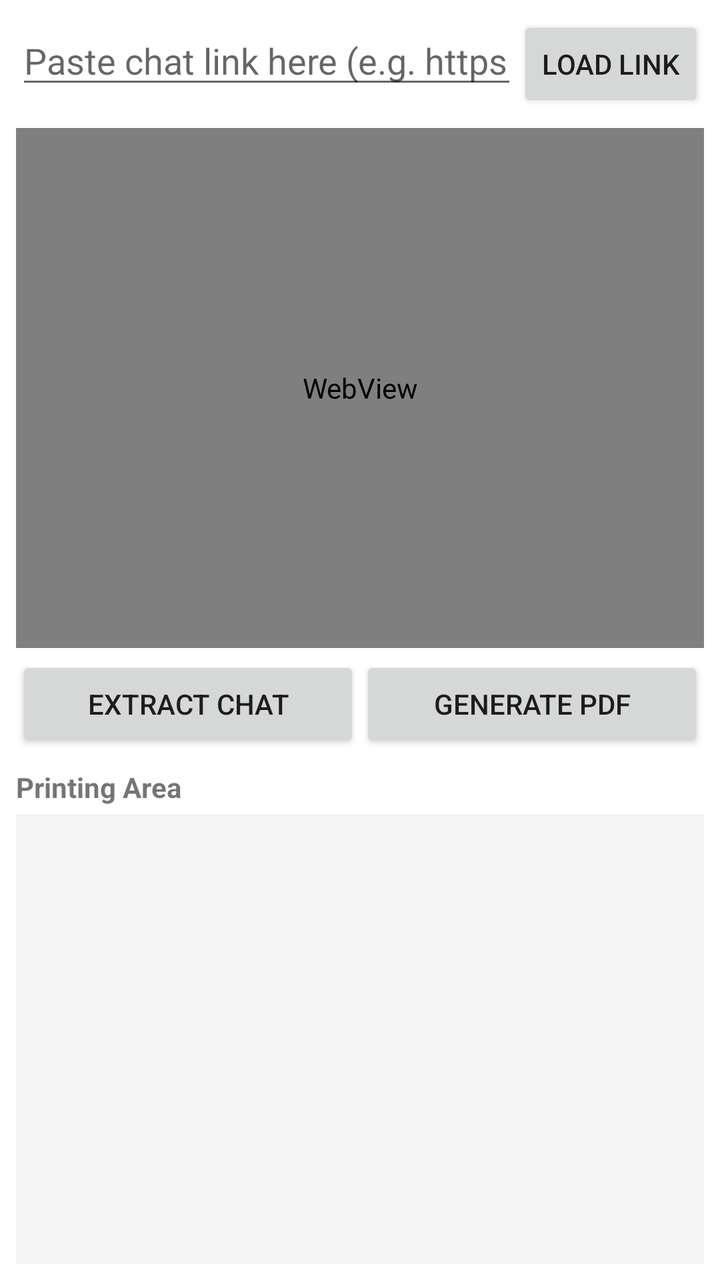
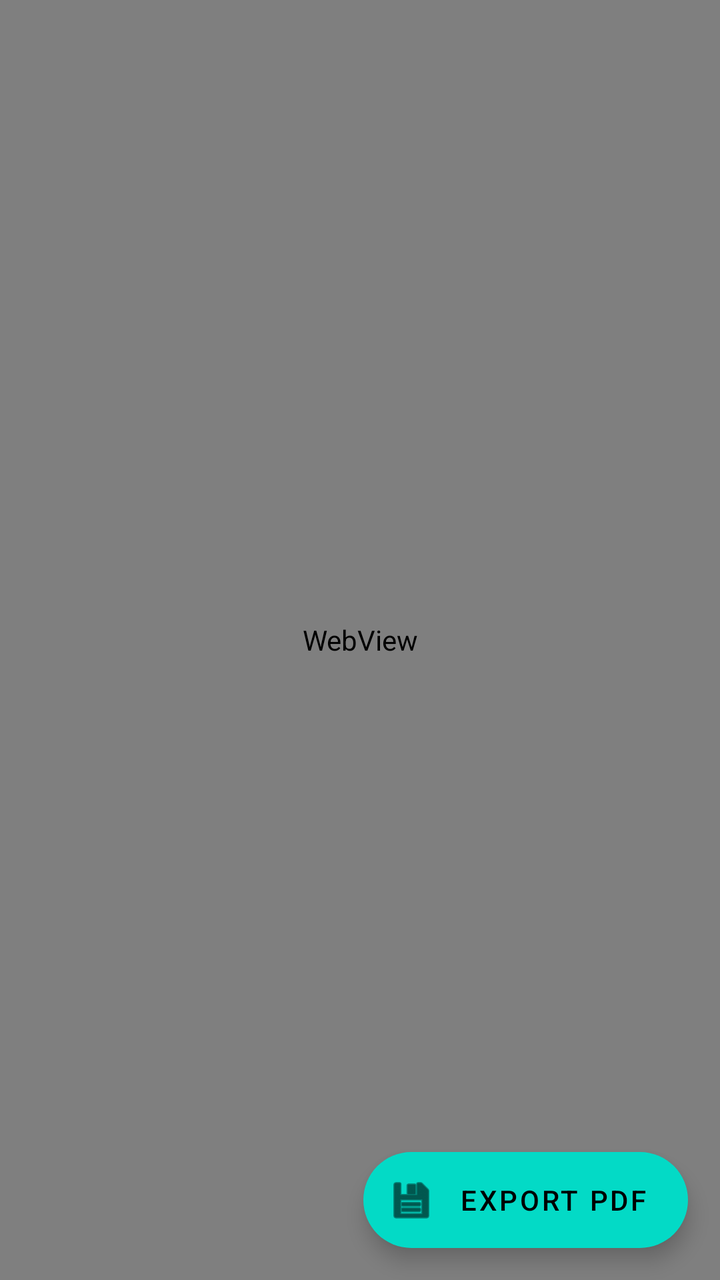

Before-and-after screenshots of an Android layout around one commit, followed by the original layout XML and the change that was made.
<!-- AndroidManifest.xml: application theme Theme.ChatToPdf -->
<!-- res/layout/activity_main.xml -->
<?xml version="1.0" encoding="utf-8"?>
<LinearLayout xmlns:android="http://schemas.android.com/apk/res/android"
    android:layout_width="match_parent"
    android:layout_height="match_parent"
    android:orientation="vertical"
    android:padding="8dp">

    <LinearLayout
        android:layout_width="match_parent"
        android:layout_height="wrap_content"
        android:orientation="horizontal"
        android:paddingBottom="4dp">

        <EditText
            android:id="@+id/etUrl"
            android:layout_width="0dp"
            android:layout_height="wrap_content"
            android:layout_weight="1"
            android:hint="@string/hint_url"
            android:inputType="textUri"
            android:maxLines="1" />

        <Button
            android:id="@+id/btnLoad"
            android:layout_width="wrap_content"
            android:layout_height="wrap_content"
            android:text="@string/btn_load" />
    </LinearLayout>

    <ProgressBar
        android:id="@+id/progressBar"
        style="?android:attr/progressBarStyleHorizontal"
        android:layout_width="match_parent"
        android:layout_height="wrap_content"
        android:indeterminate="true"
        android:visibility="gone" />

    <WebView
        android:id="@+id/webView"
        android:layout_width="match_parent"
        android:layout_height="260dp"
        android:layout_marginTop="4dp"
        android:layout_marginBottom="4dp" />

    <LinearLayout
        android:layout_width="match_parent"
        android:layout_height="wrap_content"
        android:orientation="horizontal"
        android:paddingBottom="4dp">

        <Button
            android:id="@+id/btnExtract"
            android:layout_width="0dp"
            android:layout_height="wrap_content"
            android:layout_weight="1"
            android:text="@string/btn_extract" />

        <Button
            android:id="@+id/btnGeneratePdf"
            android:layout_width="0dp"
            android:layout_height="wrap_content"
            android:layout_weight="1"
            android:text="@string/btn_generate_pdf" />
    </LinearLayout>

    <TextView
        android:layout_width="match_parent"
        android:layout_height="wrap_content"
        android:text="@string/label_printing_area"
        android:textStyle="bold"
        android:paddingTop="4dp"
        android:paddingBottom="4dp" />

    <ScrollView
        android:layout_width="match_parent"
        android:layout_height="0dp"
        android:layout_weight="1"
        android:background="#F5F5F5">

        <TextView
            android:id="@+id/tvExtractedText"
            android:layout_width="match_parent"
            android:layout_height="wrap_content"
            android:padding="8dp"
            android:textIsSelectable="true"
            android:textColor="#000000" />
    </ScrollView>

</LinearLayout>
<!-- resources referenced by this layout -->
<resources>
  <string name="btn_extract">Extract Chat</string>
  <string name="btn_generate_pdf">Generate PDF</string>
  <string name="btn_load">Load Link</string>
  <string name="hint_url">Paste chat link here (e.g. https://chat.qwen.ai/...)</string>
  <string name="label_printing_area">Printing Area</string>
  <style name="Theme.ChatToPdf" parent="Theme.MaterialComponents.DayNight.NoActionBar">
          <item name="colorPrimary">#1565C0</item>
          <item name="colorPrimaryDark">#0D47A1</item>
          <item name="colorAccent">#1565C0</item>
      </style>
</resources>

<!-- the commit's change to res/layout/activity_main.xml (unified diff, before → after) -->
@@ -1,89 +1,18 @@
 <?xml version="1.0" encoding="utf-8"?>
-<LinearLayout xmlns:android="http://schemas.android.com/apk/res/android"
+<androidx.coordinatorlayout.widget.CoordinatorLayout xmlns:android="http://schemas.android.com/apk/res/android"
+    xmlns:app="http://schemas.android.com/apk/res-auto"
     android:layout_width="match_parent"
-    android:layout_height="match_parent"
-    android:orientation="vertical"
-    android:padding="8dp">
-
-    <LinearLayout
-        android:layout_width="match_parent"
-        android:layout_height="wrap_content"
-        android:orientation="horizontal"
-        android:paddingBottom="4dp">
-
-        <EditText
-            android:id="@+id/etUrl"
-            android:layout_width="0dp"
-            android:layout_height="wrap_content"
-            android:layout_weight="1"
-            android:hint="@string/hint_url"
-            android:inputType="textUri"
-            android:maxLines="1" />
-
-        <Button
-            android:id="@+id/btnLoad"
-            android:layout_width="wrap_content"
-            android:layout_height="wrap_content"
-            android:text="@string/btn_load" />
-    </LinearLayout>
-
-    <ProgressBar
-        android:id="@+id/progressBar"
-        style="?android:attr/progressBarStyleHorizontal"
-        android:layout_width="match_parent"
-        android:layout_height="wrap_content"
-        android:indeterminate="true"
-        android:visibility="gone" />
-
+    android:layout_height="match_parent">
     <WebView
         android:id="@+id/webView"
         android:layout_width="match_parent"
-        android:layout_height="260dp"
-        android:layout_marginTop="4dp"
-        android:layout_marginBottom="4dp" />
-
-    <LinearLayout
-        android:layout_width="match_parent"
+        android:layout_height="match_parent" />
+    <com.google.android.material.floatingactionbutton.ExtendedFloatingActionButton
+        android:id="@+id/fabExportPdf"
+        android:layout_width="wrap_content"
         android:layout_height="wrap_content"
-        android:orientation="horizontal"
-        android:paddingBottom="4dp">
-
-        <Button
-            android:id="@+id/btnExtract"
-            android:layout_width="0dp"
-            android:layout_height="wrap_content"
-            android:layout_weight="1"
-            android:text="@string/btn_extract" />
-
-        <Button
-            android:id="@+id/btnGeneratePdf"
-            android:layout_width="0dp"
-            android:layout_height="wrap_content"
-            android:layout_weight="1"
-            android:text="@string/btn_generate_pdf" />
-    </LinearLayout>
-
-    <TextView
-        android:layout_width="match_parent"
-        android:layout_height="wrap_content"
-        android:text="@string/label_printing_area"
-        android:textStyle="bold"
-        android:paddingTop="4dp"
-        android:paddingBottom="4dp" />
-
-    <ScrollView
-        android:layout_width="match_parent"
-        android:layout_height="0dp"
-        android:layout_weight="1"
-        android:background="#F5F5F5">
-
-        <TextView
-            android:id="@+id/tvExtractedText"
-            android:layout_width="match_parent"
-            android:layout_height="wrap_content"
-            android:padding="8dp"
-            android:textIsSelectable="true"
-            android:textColor="#000000" />
-    </ScrollView>
-
-</LinearLayout>
+        android:layout_gravity="bottom|end"
+        android:layout_margin="16dp"
+        android:text="Export PDF"
+        app:icon="@android:drawable/ic_menu_save" />
+</androidx.coordinatorlayout.widget.CoordinatorLayout>
<!-- resource entries referenced after the edit -->
@@ -1,10 +1,5 @@
 <!-- resources referenced by this layout -->
 <resources>
-  <string name="btn_extract">Extract Chat</string>
-  <string name="btn_generate_pdf">Generate PDF</string>
-  <string name="btn_load">Load Link</string>
-  <string name="hint_url">Paste chat link here (e.g. https://chat.qwen.ai/...)</string>
-  <string name="label_printing_area">Printing Area</string>
   <style name="Theme.ChatToPdf" parent="Theme.MaterialComponents.DayNight.NoActionBar">
           <item name="colorPrimary">#1565C0</item>
           <item name="colorPrimaryDark">#0D47A1</item>
